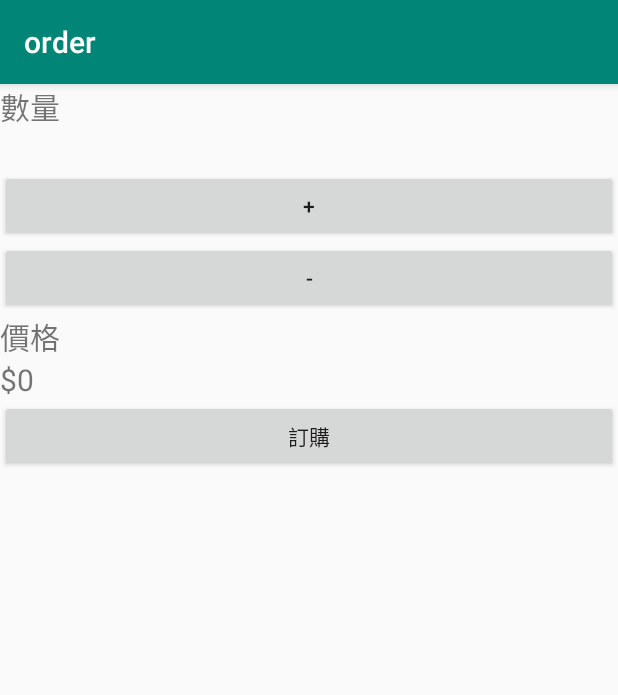
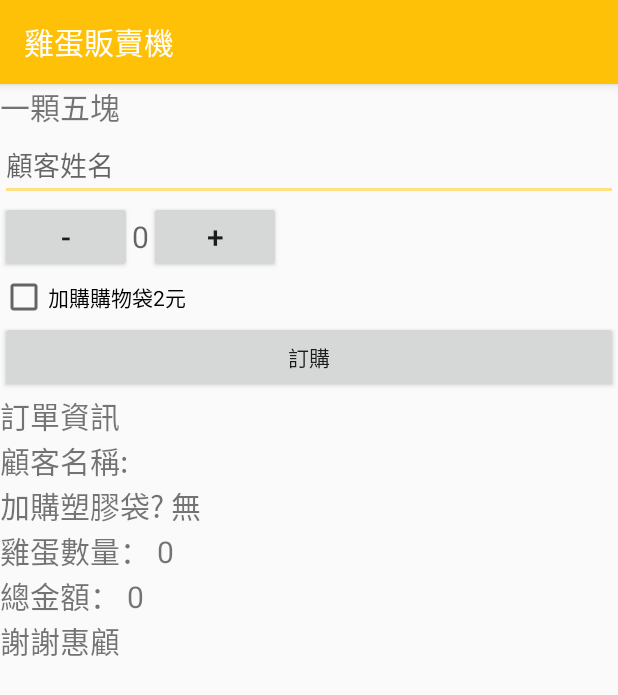
Before and after one commit to bigblack918/order, an Android app: the screen it shows after launch (MainActivity), after a tap on "訂購", on a phone screen of 412 x 824 dp. Shown: the top 695 px of the screen. Run offline under Robolectric (Android 15) with nearby library versions, the phone set to English and light mode, and no system bars; libraries missing offline, so code that uses them is left out: org.slf4j; 1 statement that could not run was skipped.

Commit message:
add function

```diff
--- a/app/build.gradle
+++ b/app/build.gradle
@@ -23,7 +23,10 @@ dependencies {
     implementation fileTree(dir: 'libs', include: ['*.jar'])
     implementation 'androidx.appcompat:appcompat:1.0.2'
     implementation 'androidx.constraintlayout:constraintlayout:1.1.3'
+    implementation 'org.slf4j:slf4j-api:1.7.25'
+    implementation 'com.github.tony19:logback-android:2.0.0'
     testImplementation 'junit:junit:4.12'
     androidTestImplementation 'androidx.test:runner:1.2.0'
     androidTestImplementation 'androidx.test.espresso:espresso-core:3.2.0'
+
 }
--- a/app/src/main/AndroidManifest.xml
+++ b/app/src/main/AndroidManifest.xml
@@ -1,6 +1,8 @@
 <?xml version="1.0" encoding="utf-8"?>
 <manifest xmlns:android="http://schemas.android.com/apk/res/android"
     package="com.example.order">
+
+    <uses-permission android:name="android.permission.WRITE_EXTERNAL_STORAGE"/>
 
     <application
         android:allowBackup="true"
--- a/app/src/main/java/com/example/order/MainActivity.java
+++ b/app/src/main/java/com/example/order/MainActivity.java
@@ -1,27 +1,39 @@
 package com.example.order;
 
+import android.content.Context;
 import android.os.Bundle;
 import android.util.Log;
 import android.view.View;
+import android.view.inputmethod.InputMethodManager;
+import android.widget.CheckBox;
+import android.widget.EditText;
 import android.widget.TextView;
+import android.widget.Toast;
 
 import androidx.appcompat.app.AppCompatActivity;
 
-import java.util.logging.Logger;
+import org.slf4j.Logger;
+import org.slf4j.LoggerFactory;
 
 public class MainActivity extends AppCompatActivity {
     private String TAG = "MainActivity";
+    Logger logger = LoggerFactory.getLogger(MainActivity.class);
     private int num = 0;
+    private MyOnClickListener myOnClickListener = new MyOnClickListener();
 
     @Override
     protected void onCreate(Bundle savedInstanceState) {
         super.onCreate(savedInstanceState);
         setContentView(R.layout.activity_main);
+
+        TextView textView = (TextView) findViewById(R.id.textView);
+        textView.setOnClickListener(myOnClickListener);
     }
 
     public void add(View view) {
         num = num + 1;
         display(num);
+        logger.debug("ADD");
     }
 
     public void sub(View view) {
@@ -31,13 +43,42 @@ public class MainActivity extends AppCompatActivity {
 
     public void display(int number) {
         TextView num = (TextView) findViewById(R.id.num);
-        Log.d(TAG,"xxxxxxxxxxxx" + number);
-        num.setText(""+number);
+        num.setText("" + number);
     }
 
     public void order(View view) {
-        TextView priceNum = (TextView) findViewById(R.id.priceNum);
-        Log.d(TAG,"xxxxxxxxxxxx" + num);
-        priceNum.setText("$"+num*5);
+        EditText name = (EditText) findViewById(R.id.name);
+        TextView info = (TextView) findViewById(R.id.info);
+        CheckBox addbag = (CheckBox) findViewById(R.id.addbag);
+        boolean isAddBag = addbag.isChecked();
+        int total = num * 5;
+        if (isAddBag) total = total + 2;
+        Log.d(TAG, "=====total=====" + total);
+        String priceMessage = "顧客名稱: " + name.getText().toString();
+        priceMessage += "\n加購塑膠袋? " + (isAddBag ? "有" : "無");
+        priceMessage += "\n雞蛋數量： " + num;
+        priceMessage += "\n總金額： " + total;
+        priceMessage += "\n謝謝惠顧";
+        info.setText(priceMessage);
+        hideKeyboard();
+//        InputMethodManager imm = (InputMethodManager) getSystemService(this.INPUT_METHOD_SERVICE);
+//        imm.hideSoftInputFromWindow(findViewById(R.id.order).getWindowToken(), 0);
     }
+
+
+    private void hideKeyboard() {
+        InputMethodManager im = (InputMethodManager) getSystemService(Context.INPUT_METHOD_SERVICE);
+        im.hideSoftInputFromWindow(getCurrentFocus().getApplicationWindowToken(), InputMethodManager.HIDE_NOT_ALWAYS);
+    }
+
+    class MyOnClickListener implements View.OnClickListener {
+        public void onClick(View view) {
+            switch (view.getId()) {
+                case R.id.textView:
+                    Toast.makeText(view.getContext(), "跟你說了一顆五塊", Toast.LENGTH_SHORT).show();
+                    break;
+            }
+        }
+    }
+
 }
--- a/app/src/main/res/layout/activity_main.xml
+++ b/app/src/main/res/layout/activity_main.xml
@@ -8,63 +8,81 @@
 
     <TextView
         android:id="@+id/textView"
-        android:layout_width="wrap_content"
-        android:layout_height="wrap_content"
-        android:text="@string/count"
+        style="@style/widthHight"
+        android:text="@string/conbon"
         android:textSize="20sp"
         app:layout_constraintLeft_toLeftOf="parent"
         app:layout_constraintTop_toTopOf="parent" />
 
+    <EditText
+        android:id="@+id/name"
+        style="@style/widthHight"
+        android:hint="@string/name"
+        app:layout_constraintLeft_toLeftOf="parent"
+        app:layout_constraintTop_toBottomOf="@id/textView" />
+
+    <LinearLayout
+        android:id="@+id/linearInto"
+        android:layout_width="wrap_content"
+        android:layout_height="wrap_content"
+        android:orientation="horizontal"
+        app:layout_constraintLeft_toLeftOf="parent"
+        app:layout_constraintTop_toBottomOf="@id/name">
+
+        <androidx.appcompat.widget.AppCompatButton
+            android:id="@+id/sub"
+            style="@style/widthHight"
+            android:onClick="sub"
+            android:text="@string/sub"
+            android:textSize="20sp"
+            app:layout_constraintTop_toBottomOf="@id/add"
+            tools:layout_editor_absoluteX="29dp" />
 
         <TextView
             android:id="@+id/num"
             android:layout_width="wrap_content"
             android:layout_height="wrap_content"
-        android:textSize="20sp"
-        app:layout_constraintLeft_toLeftOf="parent"
-        app:layout_constraintTop_toBottomOf="@id/textView" />
+            android:hint="0"
+            android:textSize="20sp" />
 
         <androidx.appcompat.widget.AppCompatButton
             android:id="@+id/add"
-        android:layout_width="match_parent"
-        android:layout_height="wrap_content"
+            style="@style/widthHight"
             android:onClick="add"
             android:text="@string/add"
-        app:layout_constraintTop_toBottomOf="@id/num"
+            android:textSize="20sp"
             tools:layout_editor_absoluteX="29dp" />
+    </LinearLayout>
+
+
+    <androidx.appcompat.widget.AppCompatCheckBox
+        android:id="@+id/addbag"
+        style="@style/widthHight"
+        android:text="@string/addbag"
+        app:layout_constraintLeft_toLeftOf="parent"
+        app:layout_constraintTop_toBottomOf="@id/linearInto" />
 
     <androidx.appcompat.widget.AppCompatButton
-        android:id="@+id/sub"
-        android:layout_width="match_parent"
-        android:layout_height="wrap_content"
-        android:onClick="sub"
-        android:text="@string/sub"
-        app:layout_constraintTop_toBottomOf="@id/add"
+        android:id="@+id/order"
+        style="@style/widthHight"
+        android:onClick="order"
+        android:text="@string/order"
+        app:layout_constraintTop_toBottomOf="@id/addbag"
         tools:layout_editor_absoluteX="29dp" />
 
     <TextView
-        android:id="@+id/price"
-        android:layout_width="wrap_content"
-        android:layout_height="wrap_content"
-        android:text="@string/price"
+        android:id="@+id/infoText"
+        style="@style/widthHight"
+        android:text="@string/infoText"
         android:textSize="20sp"
         app:layout_constraintLeft_toLeftOf="parent"
-        app:layout_constraintTop_toBottomOf="@id/sub" />
+        app:layout_constraintTop_toBottomOf="@id/order" />
 
     <TextView
-        android:id="@+id/priceNum"
-        android:layout_width="wrap_content"
-        android:layout_height="wrap_content"
+        android:id="@+id/info"
+        style="@style/widthHight"
         android:textSize="20sp"
         app:layout_constraintLeft_toLeftOf="parent"
-        app:layout_constraintTop_toBottomOf="@id/price" />
+        app:layout_constraintTop_toBottomOf="@id/infoText" />
 
-    <androidx.appcompat.widget.AppCompatButton
-        android:id="@+id/order"
-        android:layout_width="match_parent"
-        android:layout_height="wrap_content"
-        android:onClick="order"
-        android:text="@string/order"
-        app:layout_constraintTop_toBottomOf="@id/priceNum"
-        tools:layout_editor_absoluteX="29dp" />
 </androidx.constraintlayout.widget.ConstraintLayout>
--- a/app/src/main/res/values/colors.xml
+++ b/app/src/main/res/values/colors.xml
@@ -1,6 +1,6 @@
 <?xml version="1.0" encoding="utf-8"?>
 <resources>
-    <color name="colorPrimary">#008577</color>
-    <color name="colorPrimaryDark">#00574B</color>
-    <color name="colorAccent">#D81B60</color>
+    <color name="colorPrimary">#FFC107</color>
+    <color name="colorPrimaryDark">#FF8F00</color>
+    <color name="colorAccent">#FFE082</color>
 </resources>
--- a/app/src/main/res/values/strings.xml
+++ b/app/src/main/res/values/strings.xml
@@ -1,8 +1,10 @@
 <resources>
-    <string name="app_name">order</string>
-    <string name="count">數量</string>
+    <string name="app_name">雞蛋販賣機</string>
+    <string name="name">顧客姓名</string>
+    <string name="conbon">一顆五塊</string>
+    <string name="addbag">加購購物袋2元</string>
     <string name="add">+</string>
     <string name="sub">-</string>
-    <string name="price">價格</string>
+    <string name="infoText">訂單資訊</string>
     <string name="order">訂購</string>
 </resources>
--- a/app/src/main/res/values/styles.xml
+++ b/app/src/main/res/values/styles.xml
@@ -8,4 +8,9 @@
         <item name="colorAccent">@color/colorAccent</item>
     </style>
 
+    <style name="widthHight">
+        <item name="android:layout_width">match_parent</item>
+        <item name="android:layout_height">wrap_content</item>
+    </style>
+
 </resources>
```
Also changed, not shown: app/src/main/assets/logback.xml (added, +101 -0 lines), 3 other files. Lines whose indentation alone changed are shown as unchanged.
